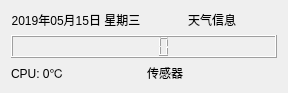
First picture: the form in mainwindow.ui, repository pokebox/led_proj, before the edit.
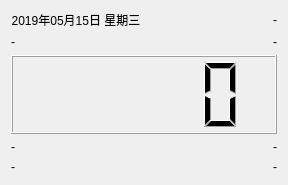
Second picture: the form after the edit.

Commit message: 修改天气API为高德的。增加米家网关通讯功能。增加配置文件设置功能。

The edit to the form file:
```diff
--- a/mainwindow.ui
+++ b/mainwindow.ui
@@ -7,7 +7,7 @@
     <x>0</x>
     <y>0</y>
     <width>284</width>
-    <height>77</height>
+    <height>185</height>
    </rect>
   </property>
   <property name="acceptDrops">
@@ -18,34 +18,7 @@
   </property>
   <widget class="QWidget" name="centralWidget">
    <layout class="QGridLayout" name="gridLayout">
-    <item row="0" column="1">
-     <widget class="QLabel" name="lb_weather">
-      <property name="minimumSize">
-       <size>
-        <width>130</width>
-        <height>0</height>
-       </size>
-      </property>
-      <property name="font">
-       <font>
-        <pointsize>9</pointsize>
-       </font>
-      </property>
-      <property name="focusPolicy">
-       <enum>Qt::NoFocus</enum>
-      </property>
-      <property name="text">
-       <string>天气信息</string>
-      </property>
-      <property name="textFormat">
-       <enum>Qt::AutoText</enum>
-      </property>
-      <property name="alignment">
-       <set>Qt::AlignCenter</set>
-      </property>
-     </widget>
-    </item>
-    <item row="1" column="0" colspan="2">
+    <item row="2" column="0" colspan="2">
      <widget class="QLCDNumber" name="lcd_time">
       <property name="sizePolicy">
        <sizepolicy hsizetype="MinimumExpanding" vsizetype="MinimumExpanding">
@@ -116,17 +89,81 @@
       </property>
      </widget>
     </item>
-    <item row="2" column="0">
+    <item row="4" column="0">
      <widget class="QLabel" name="lb_cputemp">
       <property name="text">
-       <string>CPU: 0℃</string>
+       <string>-</string>
       </property>
      </widget>
     </item>
-    <item row="2" column="1">
+    <item row="4" column="1">
      <widget class="QLabel" name="lb_sensor">
       <property name="text">
-       <string>传感器</string>
+       <string>-</string>
+      </property>
+      <property name="alignment">
+       <set>Qt::AlignRight|Qt::AlignTrailing|Qt::AlignVCenter</set>
+      </property>
+     </widget>
+    </item>
+    <item row="1" column="1">
+     <widget class="QLabel" name="label_2">
+      <property name="text">
+       <string>-</string>
+      </property>
+      <property name="alignment">
+       <set>Qt::AlignRight|Qt::AlignTrailing|Qt::AlignVCenter</set>
+      </property>
+     </widget>
+    </item>
+    <item row="1" column="0">
+     <widget class="QLabel" name="label_1">
+      <property name="text">
+       <string>-</string>
+      </property>
+     </widget>
+    </item>
+    <item row="0" column="1">
+     <widget class="QLabel" name="lb_weather">
+      <property name="minimumSize">
+       <size>
+        <width>130</width>
+        <height>0</height>
+       </size>
+      </property>
+      <property name="font">
+       <font>
+        <pointsize>9</pointsize>
+       </font>
+      </property>
+      <property name="focusPolicy">
+       <enum>Qt::NoFocus</enum>
+      </property>
+      <property name="text">
+       <string>-</string>
+      </property>
+      <property name="textFormat">
+       <enum>Qt::AutoText</enum>
+      </property>
+      <property name="alignment">
+       <set>Qt::AlignRight|Qt::AlignTrailing|Qt::AlignVCenter</set>
+      </property>
+     </widget>
+    </item>
+    <item row="3" column="1">
+     <widget class="QLabel" name="label_4">
+      <property name="text">
+       <string>-</string>
+      </property>
+      <property name="alignment">
+       <set>Qt::AlignRight|Qt::AlignTrailing|Qt::AlignVCenter</set>
+      </property>
+     </widget>
+    </item>
+    <item row="3" column="0">
+     <widget class="QLabel" name="label_3">
+      <property name="text">
+       <string>-</string>
       </property>
      </widget>
     </item>
```
The commit also changes 3 other files.
